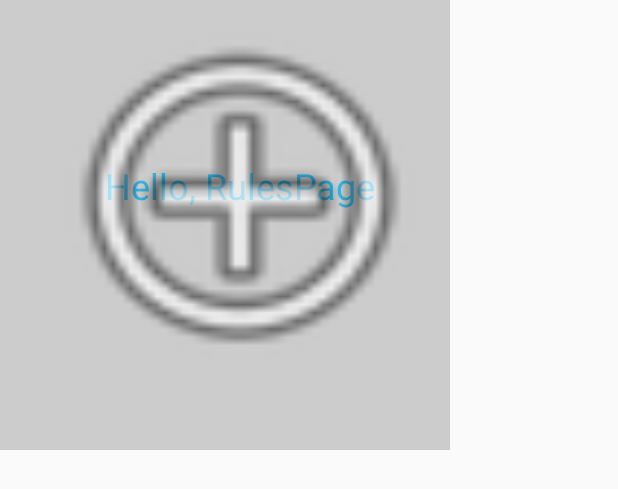
After one commit to dly0724/Android-Chess-Game, an Android app: the layout sample_rules_page.xml on its own in the app's theme, with its tools: preview values and no code run, on a phone screen of 412 x 824 dp. The commit adds this screen. Shown: the top 489 px of the screen. Run offline under Robolectric (Android 15) with nearby library versions, the phone set to English and light mode, and no system bars.

Commit message:
created the project; twp buttons; half way through trans to the rule page

```diff
--- a/app/src/main/AndroidManifest.xml
+++ b/app/src/main/AndroidManifest.xml
@@ -9,6 +9,7 @@
         android:roundIcon="@mipmap/ic_launcher_round"
         android:supportsRtl="true"
         android:theme="@style/AppTheme">
+        <activity android:name=".Rules"></activity>
         <activity android:name=".MainActivity">
             <intent-filter>
                 <action android:name="android.intent.action.MAIN" />
--- /dev/null
+++ b/app/src/main/java/edu/msu/yangziya/project1/RulesPage.java
@@ -0,0 +1,189 @@
+package edu.msu.yangziya.project1;
+
+import android.content.Context;
+import android.content.res.TypedArray;
+import android.graphics.Canvas;
+import android.graphics.Color;
+import android.graphics.Paint;
+import android.graphics.drawable.Drawable;
+import android.text.TextPaint;
+import android.util.AttributeSet;
+import android.view.View;
+
+/**
+ * TODO: document your custom view class.
+ */
+public class RulesPage extends View {
+    private String mExampleString; // TODO: use a default from R.string...
+    private int mExampleColor = Color.RED; // TODO: use a default from R.color...
+    private float mExampleDimension = 0; // TODO: use a default from R.dimen...
+    private Drawable mExampleDrawable;
+
+    private TextPaint mTextPaint;
+    private float mTextWidth;
+    private float mTextHeight;
+
+    public RulesPage(Context context) {
+        super(context);
+        init(null, 0);
+    }
+
+    public RulesPage(Context context, AttributeSet attrs) {
+        super(context, attrs);
+        init(attrs, 0);
+    }
+
+    public RulesPage(Context context, AttributeSet attrs, int defStyle) {
+        super(context, attrs, defStyle);
+        init(attrs, defStyle);
+    }
+
+    private void init(AttributeSet attrs, int defStyle) {
+        // Load attributes
+        final TypedArray a = getContext().obtainStyledAttributes(
+                attrs, R.styleable.RulesPage, defStyle, 0);
+
+        mExampleString = a.getString(
+                R.styleable.RulesPage_exampleString);
+        mExampleColor = a.getColor(
+                R.styleable.RulesPage_exampleColor,
+                mExampleColor);
+        // Use getDimensionPixelSize or getDimensionPixelOffset when dealing with
+        // values that should fall on pixel boundaries.
+        mExampleDimension = a.getDimension(
+                R.styleable.RulesPage_exampleDimension,
+                mExampleDimension);
+
+        if (a.hasValue(R.styleable.RulesPage_exampleDrawable)) {
+            mExampleDrawable = a.getDrawable(
+                    R.styleable.RulesPage_exampleDrawable);
+            mExampleDrawable.setCallback(this);
+        }
+
+        a.recycle();
+
+        // Set up a default TextPaint object
+        mTextPaint = new TextPaint();
+        mTextPaint.setFlags(Paint.ANTI_ALIAS_FLAG);
+        mTextPaint.setTextAlign(Paint.Align.LEFT);
+
+        // Update TextPaint and text measurements from attributes
+        invalidateTextPaintAndMeasurements();
+    }
+
+    private void invalidateTextPaintAndMeasurements() {
+        mTextPaint.setTextSize(mExampleDimension);
+        mTextPaint.setColor(mExampleColor);
+        mTextWidth = mTextPaint.measureText(mExampleString);
+
+        Paint.FontMetrics fontMetrics = mTextPaint.getFontMetrics();
+        mTextHeight = fontMetrics.bottom;
+    }
+
+    @Override
+    protected void onDraw(Canvas canvas) {
+        super.onDraw(canvas);
+
+        // TODO: consider storing these as member variables to reduce
+        // allocations per draw cycle.
+        int paddingLeft = getPaddingLeft();
+        int paddingTop = getPaddingTop();
+        int paddingRight = getPaddingRight();
+        int paddingBottom = getPaddingBottom();
+
+        int contentWidth = getWidth() - paddingLeft - paddingRight;
+        int contentHeight = getHeight() - paddingTop - paddingBottom;
+
+        // Draw the text.
+        canvas.drawText(mExampleString,
+                paddingLeft + (contentWidth - mTextWidth) / 2,
+                paddingTop + (contentHeight + mTextHeight) / 2,
+                mTextPaint);
+
+        // Draw the example drawable on top of the text.
+        if (mExampleDrawable != null) {
+            mExampleDrawable.setBounds(paddingLeft, paddingTop,
+                    paddingLeft + contentWidth, paddingTop + contentHeight);
+            mExampleDrawable.draw(canvas);
+        }
+    }
+
+    /**
+     * Gets the example string attribute value.
+     *
+     * @return The example string attribute value.
+     */
+    public String getExampleString() {
+        return mExampleString;
+    }
+
+    /**
+     * Sets the view's example string attribute value. In the example view, this string
+     * is the text to draw.
+     *
+     * @param exampleString The example string attribute value to use.
+     */
+    public void setExampleString(String exampleString) {
+        mExampleString = exampleString;
+        invalidateTextPaintAndMeasurements();
+    }
+
+    /**
+     * Gets the example color attribute value.
+     *
+     * @return The example color attribute value.
+     */
+    public int getExampleColor() {
+        return mExampleColor;
+    }
+
+    /**
+     * Sets the view's example color attribute value. In the example view, this color
+     * is the font color.
+     *
+     * @param exampleColor The example color attribute value to use.
+     */
+    public void setExampleColor(int exampleColor) {
+        mExampleColor = exampleColor;
+        invalidateTextPaintAndMeasurements();
+    }
+
+    /**
+     * Gets the example dimension attribute value.
+     *
+     * @return The example dimension attribute value.
+     */
+    public float getExampleDimension() {
+        return mExampleDimension;
+    }
+
+    /**
+     * Sets the view's example dimension attribute value. In the example view, this dimension
+     * is the font size.
+     *
+     * @param exampleDimension The example dimension attribute value to use.
+     */
+    public void setExampleDimension(float exampleDimension) {
+        mExampleDimension = exampleDimension;
+        invalidateTextPaintAndMeasurements();
+    }
+
+    /**
+     * Gets the example drawable attribute value.
+     *
+     * @return The example drawable attribute value.
+     */
+    public Drawable getExampleDrawable() {
+        return mExampleDrawable;
+    }
+
+    /**
+     * Sets the view's example drawable attribute value. In the example view, this drawable is
+     * drawn above the text.
+     *
+     * @param exampleDrawable The example drawable attribute value to use.
+     */
+    public void setExampleDrawable(Drawable exampleDrawable) {
+        mExampleDrawable = exampleDrawable;
+    }
+}
--- /dev/null
+++ b/app/src/main/res/layout/sample_rules_page.xml
@@ -0,0 +1,17 @@
+<FrameLayout xmlns:android="http://schemas.android.com/apk/res/android"
+    xmlns:app="http://schemas.android.com/apk/res-auto"
+    android:layout_width="match_parent"
+    android:layout_height="match_parent">
+
+    <edu.msu.yangziya.project1.RulesPage
+        android:layout_width="300dp"
+        android:layout_height="300dp"
+        android:background="#ccc"
+        android:paddingLeft="20dp"
+        android:paddingBottom="40dp"
+        app:exampleColor="#33b5e5"
+        app:exampleDimension="24sp"
+        app:exampleDrawable="@android:drawable/ic_menu_add"
+        app:exampleString="Hello, RulesPage" />
+
+</FrameLayout>
--- a/app/src/main/res/values/strings.xml
+++ b/app/src/main/res/values/strings.xml
@@ -1,3 +1,6 @@
 <resources>
     <string name="app_name">project1</string>
+    <string name="start_game">Start Game</string>
+    <string name="Rule_button">Rules</string>
+    <string name="CoverPic">A cover picture</string>
 </resources>
```
Also changed, not shown: app/src/main/java/edu/msu/yangziya/project1/MainActivity.java (+7 -0 lines), app/src/main/java/edu/msu/yangziya/project1/Rules.java (added, +14 -0 lines), app/src/main/res/layout/activity_main.xml (+21 -9 lines), app/src/main/res/layout/activity_rules.xml (added, +9 -0 lines), app/src/main/res/values/attrs_rules_page.xml (added, +8 -0 lines).
